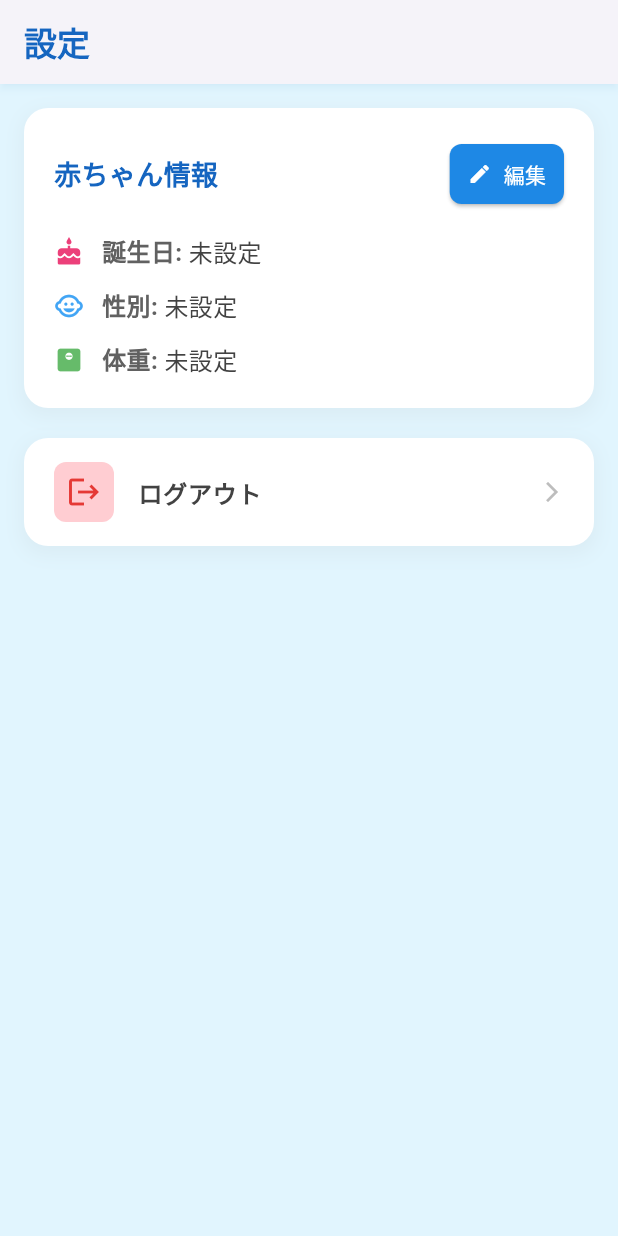
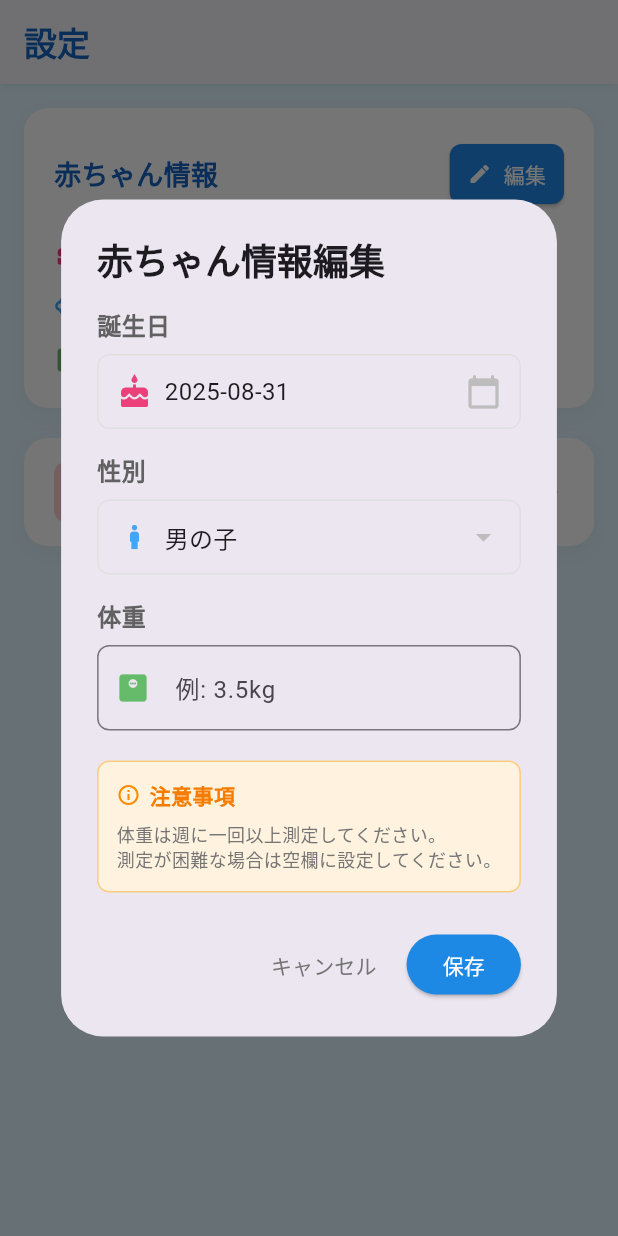
Before and after one commit to mmol93/2025_hackathon_3rd-Flutter, a Flutter app: the SettingWidget screen opened directly, after a tap on "編集", on a phone screen of 412 x 824 dp. Run offline on Flutter 3.47's test engine with Material 3 defaults, Android fonts, the phone set to English and light mode, and no system bars; our stand-ins replace cloud_firestore, firebase_auth, firebase_core, flutter_riverpod, google_sign_in, timezone; accounts and stored records are empty.

Commit message:
1. set up babyInfoSetting dialog 2. refactoring

```diff
--- a/lib/presentation/home/widgets/setting_widget.dart
+++ b/lib/presentation/home/widgets/setting_widget.dart
@@ -1,4 +1,5 @@
 import 'package:babysitter_ham/models/baby_info.dart';
+import 'package:babysitter_ham/presentation/setting/baby_info_dialog.dart';
 import 'package:babysitter_ham/viewmodel/setting_viewmodel.dart';
 import 'package:flutter/material.dart';
 import 'package:flutter_riverpod/flutter_riverpod.dart';
@@ -82,9 +83,11 @@ class _SettingWidgetState extends ConsumerState<SettingWidget> {
                   ),
                 ),
                 ElevatedButton.icon(
-                  onPressed: () {
-                    // 수정 기능은 아직 구현하지 않음
-                  },
+                  onPressed: () => showEditBabyInfoDialog(
+                    context: context,
+                    ref: ref,
+                    currentBabyInfo: babyInfo,
+                  ),
                   icon: const Icon(Icons.edit, size: 16),
                   label: const Text('編集'),
                   style: ElevatedButton.styleFrom(
--- /dev/null
+++ b/lib/presentation/setting/baby_info_dialog.dart
@@ -0,0 +1,268 @@
+import 'package:babysitter_ham/models/baby_info.dart';
+import 'package:babysitter_ham/presentation/common_widget/common_snackbar.dart';
+import 'package:babysitter_ham/viewmodel/setting_viewmodel.dart';
+import 'package:flutter/material.dart';
+import 'package:flutter_riverpod/flutter_riverpod.dart';
+
+Future<void> showEditBabyInfoDialog({
+  required BuildContext context,
+  required WidgetRef ref,
+  required BabyInfo currentBabyInfo,
+}) async {
+  final TextEditingController weightController = TextEditingController(
+    text: currentBabyInfo.weight,
+  );
+  DateTime? selectedDate;
+  String selectedSex = currentBabyInfo.sex.isEmpty
+      ? '男の子'
+      : currentBabyInfo.sex;
+
+  // 기존 생일 파싱
+  if (currentBabyInfo.birthday.isNotEmpty) {
+    try {
+      final parts = currentBabyInfo.birthday.split('-');
+      if (parts.length == 3) {
+        selectedDate = DateTime(
+          int.parse(parts[0]),
+          int.parse(parts[1]),
+          int.parse(parts[2]),
+        );
+      }
+    } catch (e) {
+      selectedDate = DateTime.now();
+    }
+  } else {
+    selectedDate = DateTime.now();
+  }
+
+  await showDialog(
+    context: context,
+    builder: (dialogContext) => StatefulBuilder(
+      builder: (statefulContext, setState) => AlertDialog(
+        title: const Text(
+          '赤ちゃん情報編集',
+          style: TextStyle(fontWeight: FontWeight.w600),
+        ),
+        content: SingleChildScrollView(
+          child: Column(
+            mainAxisSize: MainAxisSize.min,
+            crossAxisAlignment: CrossAxisAlignment.start,
+            children: [
+              // 생일 선택
+              Text(
+                '誕生日',
+                style: TextStyle(
+                  fontSize: 16,
+                  fontWeight: FontWeight.w600,
+                  color: Colors.grey[700],
+                ),
+              ),
+              const SizedBox(height: 8),
+              InkWell(
+                onTap: () async {
+                  final DateTime? picked = await showDatePicker(
+                    context: dialogContext,
+                    initialDate: selectedDate ?? DateTime.now(),
+                    firstDate: DateTime(2020),
+                    lastDate: DateTime.now(),
+                    locale: const Locale('ja', 'JP'),
+                  );
+                  if (picked != null) {
+                    setState(() {
+                      selectedDate = picked;
+                    });
+                  }
+                },
+                child: Container(
+                  width: double.infinity,
+                  padding: const EdgeInsets.all(12),
+                  decoration: BoxDecoration(
+                    border: Border.all(color: Colors.grey[300]!),
+                    borderRadius: BorderRadius.circular(8),
+                  ),
+                  child: Row(
+                    children: [
+                      Icon(Icons.cake, color: Colors.pink[400]),
+                      const SizedBox(width: 8),
+                      Text(
+                        selectedDate != null
+                            ? '${selectedDate!.year}-${selectedDate!.month.toString().padLeft(2, '0')}-${selectedDate!.day.toString().padLeft(2, '0')}'
+                            : '日付を選択',
+                        style: const TextStyle(fontSize: 16),
+                      ),
+                      const Spacer(),
+                      Icon(Icons.calendar_today, color: Colors.grey[400]),
+                    ],
+                  ),
+                ),
+              ),
+
+              const SizedBox(height: 16),
+
+              // 성별 선택
+              Text(
+                '性別',
+                style: TextStyle(
+                  fontSize: 16,
+                  fontWeight: FontWeight.w600,
+                  color: Colors.grey[700],
+                ),
+              ),
+              const SizedBox(height: 8),
+              Container(
+                width: double.infinity,
+                padding: const EdgeInsets.symmetric(horizontal: 12),
+                decoration: BoxDecoration(
+                  border: Border.all(color: Colors.grey[300]!),
+                  borderRadius: BorderRadius.circular(8),
+                ),
+                child: DropdownButtonHideUnderline(
+                  child: DropdownButton<String>(
+                    value: selectedSex,
+                    isExpanded: true,
+                    icon: Icon(Icons.arrow_drop_down, color: Colors.grey[400]),
+                    items: ['男の子', '女の子'].map((String value) {
+                      return DropdownMenuItem<String>(
+                        value: value,
+                        child: Row(
+                          children: [
+                            Icon(
+                              value == '男の子' ? Icons.boy : Icons.girl,
+                              color: Colors.blue[400],
+                            ),
+                            const SizedBox(width: 8),
+                            Text(value),
+                          ],
+                        ),
+                      );
+                    }).toList(),
+                    onChanged: (String? newValue) {
+                      if (newValue != null) {
+                        setState(() {
+                          selectedSex = newValue;
+                        });
+                      }
+                    },
+                  ),
+                ),
+              ),
+
+              const SizedBox(height: 16),
+
+              // 체중 입력
+              Text(
+                '体重',
+                style: TextStyle(
+                  fontSize: 16,
+                  fontWeight: FontWeight.w600,
+                  color: Colors.grey[700],
+                ),
+              ),
+              const SizedBox(height: 8),
+              TextField(
+                controller: weightController,
+                decoration: InputDecoration(
+                  hintText: '例: 3.5kg',
+                  prefixIcon: Icon(
+                    Icons.monitor_weight,
+                    color: Colors.green[400],
+                  ),
+                  border: OutlineInputBorder(
+                    borderRadius: BorderRadius.circular(8),
+                  ),
+                  focusedBorder: OutlineInputBorder(
+                    borderRadius: BorderRadius.circular(8),
+                    borderSide: BorderSide(color: Colors.blue[600]!),
+                  ),
+                ),
+                keyboardType: TextInputType.text,
+              ),
+
+              // 주의사항 추가
+              const SizedBox(height: 20),
+              Container(
+                padding: const EdgeInsets.all(12),
+                decoration: BoxDecoration(
+                  color: Colors.orange[50],
+                  borderRadius: BorderRadius.circular(8),
+                  border: Border.all(color: Colors.orange[200]!),
+                ),
+                child: Column(
+                  crossAxisAlignment: CrossAxisAlignment.start,
+                  children: [
+                    Row(
+                      children: [
+                        Icon(
+                          Icons.info_outline,
+                          color: Colors.orange[600],
+                          size: 16,
+                        ),
+                        const SizedBox(width: 6),
+                        Text(
+                          '注意事項',
+                          style: TextStyle(
+                            fontSize: 14,
+                            fontWeight: FontWeight.w600,
+                            color: Colors.orange[700],
+                          ),
+                        ),
+                      ],
+                    ),
+                    const SizedBox(height: 8),
+                    Text(
+                      '体重は週に一回以上測定してください。\n測定が困難な場合は空欄に設定してください。',
+                      style: TextStyle(
+                        fontSize: 12,
+                        color: Colors.grey[600],
+                        height: 1.4,
+                      ),
+                    ),
+                  ],
+                ),
+              ),
+            ],
+          ),
+        ),
+        actions: [
+          TextButton(
+            onPressed: () => Navigator.pop(dialogContext),
+            child: Text('キャンセル', style: TextStyle(color: Colors.grey[600])),
+          ),
+          ElevatedButton(
+            onPressed: () async {
+              final newBabyInfo = BabyInfo(
+                birthday: selectedDate != null
+                    ? '${selectedDate!.year}-${selectedDate!.month.toString().padLeft(2, '0')}-${selectedDate!.day.toString().padLeft(2, '0')}'
+                    : '',
+                sex: selectedSex,
+                weight: weightController.text.trim(),
+              );
+
+              try {
+                await ref
+                    .read(babyInfoStreamProvider.notifier)
+                    .saveBabyInfo(newBabyInfo);
+
+                if (!dialogContext.mounted) return;
+                Navigator.pop(dialogContext);
+                if (!context.mounted) return;
+                showSuccessSnackBar(context, '赤ちゃん情報を更新しました');
+              } catch (e) {
+                if (!context.mounted) return;
+
+                ScaffoldMessenger.of(
+                  context,
+                ).showSnackBar(SnackBar(content: Text('更新に失敗しました: $e')));
+              }
+            },
+            style: ElevatedButton.styleFrom(
+              backgroundColor: Colors.blue[600],
+              foregroundColor: Colors.white,
+            ),
+            child: const Text('保存'),
+          ),
+        ],
+      ),
+    ),
+  );
+}
--- a/lib/viewmodel/setting_viewmodel.dart
+++ b/lib/viewmodel/setting_viewmodel.dart
@@ -17,7 +17,7 @@ class BabyInfoStreamNotifier extends StreamNotifier<BabyInfo> {
   }
 
   // 저장
-  Future<void> saveDiary(BabyInfo babyInfo) async {
+  Future<void> saveBabyInfo(BabyInfo babyInfo) async {
     await fireStoreRepository.saveBabyInfo(babyInfo);
   }
 }
--- a/pubspec.yaml
+++ b/pubspec.yaml
@@ -30,7 +30,8 @@ environment:
 dependencies:
   flutter:
     sdk: flutter
-
+  flutter_localizations:
+    sdk: flutter
   # The following adds the Cupertino Icons font to your application.
   # Use with the CupertinoIcons class for iOS style icons.
   cupertino_icons: ^1.0.8
```
Also changed, not shown: lib/main.dart (+10 -0 lines), lib/presentation/common_widget/common_snackbar.dart (added, +43 -0 lines).
